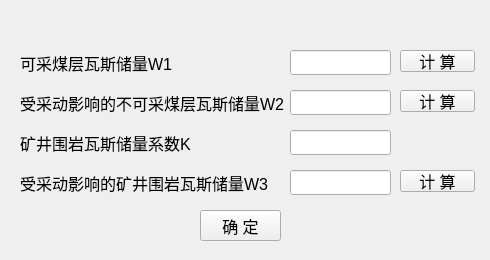
This is python/cbm/uifiles/mine_gas_reserves_predict_dlg1.ui in wyrover/cbm as Qt 5 draws it before an edit. The edited form follows.
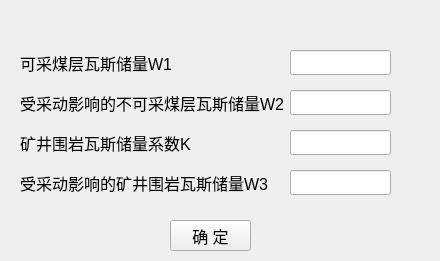
This is the edited form. Icons and pictures are not drawn.

What changed in the file:
```diff
--- a/python/cbm/uifiles/mine_gas_reserves_predict_dlg1.ui
+++ b/python/cbm/uifiles/mine_gas_reserves_predict_dlg1.ui
@@ -6,8 +6,8 @@
    <rect>
     <x>0</x>
     <y>0</y>
-    <width>490</width>
-    <height>260</height>
+    <width>440</width>
+    <height>261</height>
    </rect>
   </property>
   <property name="windowTitle">
@@ -22,7 +22,7 @@
     <rect>
      <x>0</x>
      <y>30</y>
-     <width>491</width>
+     <width>441</width>
      <height>231</height>
     </rect>
    </property>
@@ -71,24 +71,6 @@
      </font>
     </property>
    </widget>
-   <widget class="QPushButton" name="w2_cacl">
-    <property name="geometry">
-     <rect>
-      <x>400</x>
-      <y>60</y>
-      <width>75</width>
-      <height>22</height>
-     </rect>
-    </property>
-    <property name="font">
-     <font>
-      <pointsize>12</pointsize>
-     </font>
-    </property>
-    <property name="text">
-     <string>计 算</string>
-    </property>
-   </widget>
    <widget class="QLineEdit" name="reserve_w3">
     <property name="geometry">
      <rect>
@@ -104,24 +86,6 @@
      </font>
     </property>
    </widget>
-   <widget class="QPushButton" name="cacl">
-    <property name="geometry">
-     <rect>
-      <x>400</x>
-      <y>140</y>
-      <width>75</width>
-      <height>22</height>
-     </rect>
-    </property>
-    <property name="font">
-     <font>
-      <pointsize>12</pointsize>
-     </font>
-    </property>
-    <property name="text">
-     <string>计 算</string>
-    </property>
-   </widget>
    <widget class="QLabel" name="label_2">
     <property name="geometry">
      <rect>
@@ -140,24 +104,6 @@
      <string>受采动影响的不可采煤层瓦斯储量W2</string>
     </property>
    </widget>
-   <widget class="QPushButton" name="w1_cacl">
-    <property name="geometry">
-     <rect>
-      <x>400</x>
-      <y>20</y>
-      <width>75</width>
-      <height>22</height>
-     </rect>
-    </property>
-    <property name="font">
-     <font>
-      <pointsize>12</pointsize>
-     </font>
-    </property>
-    <property name="text">
-     <string>计 算</string>
-    </property>
-   </widget>
    <widget class="QLabel" name="label_4">
     <property name="geometry">
      <rect>
@@ -215,8 +161,8 @@
    <widget class="QPushButton" name="ok">
     <property name="geometry">
      <rect>
-      <x>200</x>
-      <y>180</y>
+      <x>170</x>
+      <y>190</y>
       <width>81</width>
       <height>31</height>
      </rect>
@@ -230,13 +176,73 @@
      <string>确 定</string>
     </property>
    </widget>
+   <widget class="QPushButton" name="w1_cacl">
+    <property name="geometry">
+     <rect>
+      <x>400</x>
+      <y>20</y>
+      <width>25</width>
+      <height>25</height>
+     </rect>
+    </property>
+    <property name="text">
+     <string/>
+    </property>
+    <property name="icon">
+     <iconset resource="../usecad.qrc">
+      <normaloff>:/images/udpate.png</normaloff>:/images/udpate.png</iconset>
+    </property>
+    <property name="flat">
+     <bool>true</bool>
+    </property>
+   </widget>
+   <widget class="QPushButton" name="w2_cacl">
+    <property name="geometry">
+     <rect>
+      <x>400</x>
+      <y>60</y>
+      <width>25</width>
+      <height>25</height>
+     </rect>
+    </property>
+    <property name="text">
+     <string/>
+    </property>
+    <property name="icon">
+     <iconset resource="../usecad.qrc">
+      <normaloff>:/images/udpate.png</normaloff>:/images/udpate.png</iconset>
+    </property>
+    <property name="flat">
+     <bool>true</bool>
+    </property>
+   </widget>
+   <widget class="QPushButton" name="w3_cacl">
+    <property name="geometry">
+     <rect>
+      <x>400</x>
+      <y>140</y>
+      <width>25</width>
+      <height>25</height>
+     </rect>
+    </property>
+    <property name="text">
+     <string/>
+    </property>
+    <property name="icon">
+     <iconset resource="../usecad.qrc">
+      <normaloff>:/images/udpate.png</normaloff>:/images/udpate.png</iconset>
+    </property>
+    <property name="flat">
+     <bool>true</bool>
+    </property>
+   </widget>
   </widget>
   <widget class="QWidget" name="widget_title" native="true">
    <property name="geometry">
     <rect>
      <x>0</x>
      <y>0</y>
-     <width>491</width>
+     <width>441</width>
      <height>31</height>
     </rect>
    </property>
@@ -277,7 +283,7 @@
      <rect>
       <x>40</x>
       <y>0</y>
-      <width>401</width>
+      <width>351</width>
       <height>31</height>
      </rect>
     </property>
@@ -300,7 +306,7 @@
    <widget class="QPushButton" name="btnMenu_Close">
     <property name="geometry">
      <rect>
-      <x>450</x>
+      <x>400</x>
       <y>0</y>
       <width>41</width>
       <height>31</height>
```
